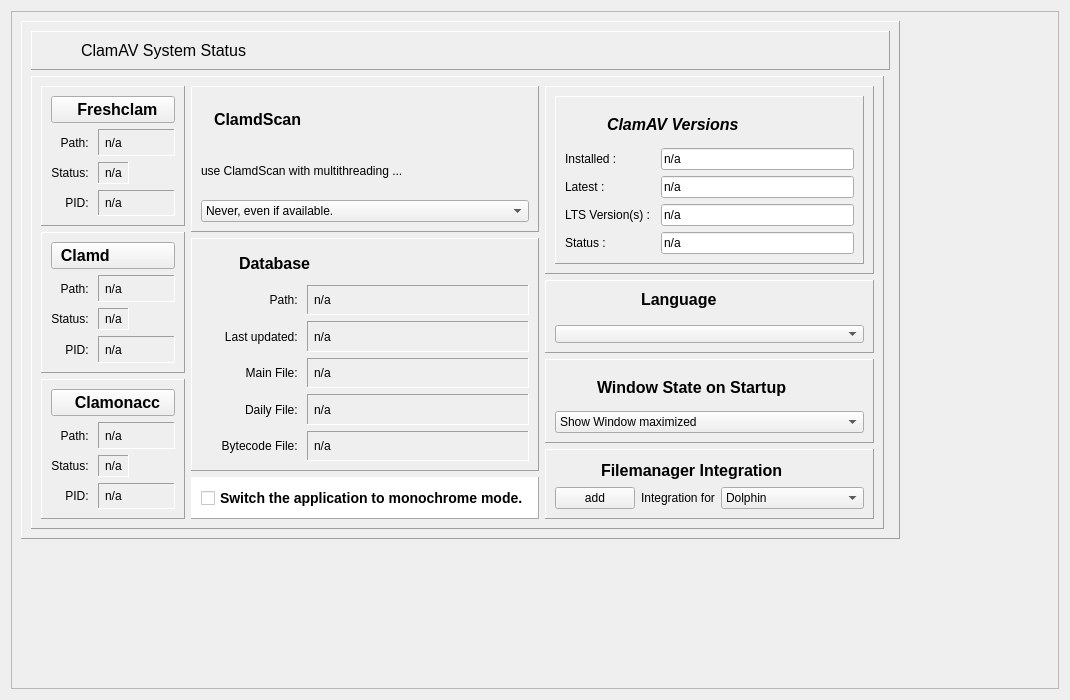
Qt form ui/setuptab.ui (lucasvinbr/clamav-gui) before a commit.
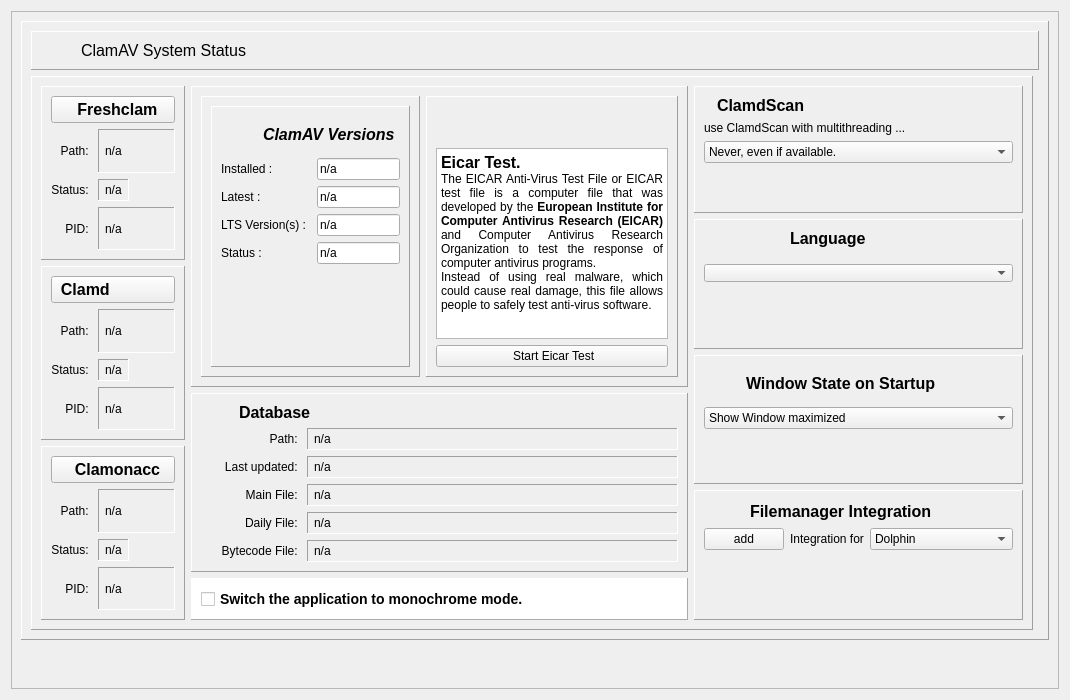
The same form after that commit. Icons and pictures are not drawn.

Diff of the .ui file:
```diff
--- a/ui/setuptab.ui
+++ b/ui/setuptab.ui
@@ -700,7 +700,7 @@
              </layout>
             </item>
             <item>
-             <layout class="QVBoxLayout" name="verticalLayout_5" stretch="5,8,1">
+             <layout class="QVBoxLayout" name="verticalLayout_5" stretch="0,0,0">
               <item>
                <widget class="QFrame" name="frame">
                 <property name="minimumSize">
@@ -715,92 +715,334 @@
                 <property name="frameShadow">
                  <enum>QFrame::Shadow::Raised</enum>
                 </property>
-                <layout class="QVBoxLayout" name="verticalLayout_3">
+                <layout class="QHBoxLayout" name="horizontalLayout_11">
                  <item>
-                  <layout class="QHBoxLayout" name="horizontalLayout">
-                   <item>
-                    <widget class="QLabel" name="label">
-                     <property name="sizePolicy">
-                      <sizepolicy hsizetype="Maximum" vsizetype="Minimum">
-                       <horstretch>0</horstretch>
-                       <verstretch>0</verstretch>
-                      </sizepolicy>
-                     </property>
-                     <property name="minimumSize">
-                      <size>
-                       <width>0</width>
-                       <height>0</height>
-                      </size>
-                     </property>
-                     <property name="styleSheet">
-                      <string notr="true">width:16px;height:16px</string>
-                     </property>
-                     <property name="text">
-                      <string/>
-                     </property>
-                     <property name="pixmap">
-                      <pixmap resource="../resources.qrc">:/icons/icons/multithread.png</pixmap>
-                     </property>
-                     <property name="scaledContents">
-                      <bool>false</bool>
-                     </property>
-                    </widget>
-                   </item>
-                   <item>
-                    <widget class="QLabel" name="label_2">
-                     <property name="sizePolicy">
-                      <sizepolicy hsizetype="Preferred" vsizetype="Preferred">
-                       <horstretch>0</horstretch>
-                       <verstretch>0</verstretch>
-                      </sizepolicy>
-                     </property>
-                     <property name="styleSheet">
-                      <string notr="true">font-size:16px;font-weight:bold;</string>
-                     </property>
-                     <property name="text">
-                      <string>ClamdScan</string>
-                     </property>
-                     <property name="scaledContents">
-                      <bool>false</bool>
-                     </property>
-                    </widget>
-                   </item>
-                  </layout>
-                 </item>
-                 <item>
-                  <widget class="QLabel" name="label_3">
-                   <property name="text">
-                    <string>use ClamdScan with multithreading ...</string>
+                  <widget class="QFrame" name="languageFrame">
+                   <property name="styleSheet">
+                    <string notr="true"/>
                    </property>
+                   <property name="frameShape">
+                    <enum>QFrame::Shape::Panel</enum>
+                   </property>
+                   <property name="frameShadow">
+                    <enum>QFrame::Shadow::Raised</enum>
+                   </property>
+                   <layout class="QGridLayout" name="gridLayout_3">
+                    <item row="0" column="1">
+                     <widget class="QFrame" name="clamavVersionFrame">
+                      <property name="frameShape">
+                       <enum>QFrame::Shape::Panel</enum>
+                      </property>
+                      <property name="frameShadow">
+                       <enum>QFrame::Shadow::Raised</enum>
+                      </property>
+                      <layout class="QVBoxLayout" name="verticalLayout_4">
+                       <item>
+                        <layout class="QHBoxLayout" name="horizontalLayout_2">
+                         <item>
+                          <widget class="QLabel" name="clamavVersionHeader">
+                           <property name="minimumSize">
+                            <size>
+                             <width>36</width>
+                             <height>36</height>
+                            </size>
+                           </property>
+                           <property name="maximumSize">
+                            <size>
+                             <width>36</width>
+                             <height>36</height>
+                            </size>
+                           </property>
+                           <property name="font">
+                            <font>
+                             <pointsize>12</pointsize>
+                             <italic>true</italic>
+                             <underline>false</underline>
+                            </font>
+                           </property>
+                           <property name="text">
+                            <string/>
+                           </property>
+                           <property name="pixmap">
+                            <pixmap resource="../resources.qrc">:/icons/icons/biohazard.png</pixmap>
+                           </property>
+                           <property name="scaledContents">
+                            <bool>true</bool>
+                           </property>
+                          </widget>
+                         </item>
+                         <item>
+                          <widget class="QLabel" name="label_4">
+                           <property name="font">
+                            <font>
+                             <pointsize>-1</pointsize>
+                             <italic>true</italic>
+                             <bold>true</bold>
+                            </font>
+                           </property>
+                           <property name="styleSheet">
+                            <string notr="true">font-size:16px;font-weight:bold</string>
+                           </property>
+                           <property name="text">
+                            <string>ClamAV Versions</string>
+                           </property>
+                          </widget>
+                         </item>
+                        </layout>
+                       </item>
+                       <item>
+                        <layout class="QHBoxLayout" name="horizontalLayout_3">
+                         <item>
+                          <widget class="QLabel" name="clamavInstalledLabel">
+                           <property name="minimumSize">
+                            <size>
+                             <width>90</width>
+                             <height>0</height>
+                            </size>
+                           </property>
+                           <property name="styleSheet">
+                            <string notr="true"/>
+                           </property>
+                           <property name="text">
+                            <string>Installed :</string>
+                           </property>
+                          </widget>
+                         </item>
+                         <item>
+                          <widget class="QLineEdit" name="clamavInstalled">
+                           <property name="text">
+                            <string>n/a</string>
+                           </property>
+                           <property name="readOnly">
+                            <bool>true</bool>
+                           </property>
+                          </widget>
+                         </item>
+                        </layout>
+                       </item>
+                       <item>
+                        <layout class="QHBoxLayout" name="horizontalLayout_4">
+                         <item>
+                          <widget class="QLabel" name="clamavLatestLabel">
+                           <property name="minimumSize">
+                            <size>
+                             <width>90</width>
+                             <height>0</height>
+                            </size>
+                           </property>
+                           <property name="text">
+                            <string>Latest :</string>
+                           </property>
+                          </widget>
+                         </item>
+                         <item>
+                          <widget class="QLineEdit" name="clamavLatest">
+                           <property name="text">
+                            <string>n/a</string>
+                           </property>
+                           <property name="readOnly">
+                            <bool>true</bool>
+                           </property>
+                          </widget>
+                         </item>
+                        </layout>
+                       </item>
+                       <item>
+                        <layout class="QHBoxLayout" name="horizontalLayout_6">
+                         <item>
+                          <widget class="QLabel" name="clamavLTS1Label">
+                           <property name="minimumSize">
+                            <size>
+                             <width>90</width>
+                             <height>0</height>
+                            </size>
+                           </property>
+                           <property name="text">
+                            <string>LTS Version(s) :</string>
+                           </property>
+                          </widget>
+                         </item>
+                         <item>
+                          <widget class="QLineEdit" name="clamavLTS1">
+                           <property name="text">
+                            <string>n/a</string>
+                           </property>
+                           <property name="readOnly">
+                            <bool>true</bool>
+                           </property>
+                          </widget>
+                         </item>
+                        </layout>
+                       </item>
+                       <item>
+                        <layout class="QHBoxLayout" name="horizontalLayout_7">
+                         <item>
+                          <widget class="QLabel" name="clamavStatusLabel">
+                           <property name="minimumSize">
+                            <size>
+                             <width>90</width>
+                             <height>0</height>
+                            </size>
+                           </property>
+                           <property name="text">
+                            <string>Status :</string>
+                           </property>
+                          </widget>
+                         </item>
+                         <item>
+                          <widget class="QLineEdit" name="clamavStatus">
+                           <property name="text">
+                            <string>n/a</string>
+                           </property>
+                           <property name="readOnly">
+                            <bool>true</bool>
+                           </property>
+                          </widget>
+                         </item>
+                        </layout>
+                       </item>
+                       <item>
+                        <spacer name="verticalSpacer_3">
+                         <property name="orientation">
+                          <enum>Qt::Orientation::Vertical</enum>
+                         </property>
+                         <property name="sizeHint" stdset="0">
+                          <size>
+                           <width>20</width>
+                           <height>40</height>
+                          </size>
+                         </property>
+                        </spacer>
+                       </item>
+                      </layout>
+                     </widget>
+                    </item>
+                   </layout>
                   </widget>
                  </item>
                  <item>
-                  <widget class="QComboBox" name="clamdscanComboBox">
-                   <item>
-                    <property name="text">
-                     <string>Never, even if available.</string>
-                    </property>
-                   </item>
-                   <item>
-                    <property name="text">
-                     <string>Always, if available.</string>
-                    </property>
-                   </item>
-                   <item>
-                    <property name="text">
-                     <string>For scheduled scan, if available.</string>
-                    </property>
-                   </item>
-                   <item>
-                    <property name="text">
-                     <string>For direct scan, if available.</string>
-                    </property>
-                   </item>
-                   <item>
-                    <property name="text">
-                     <string>Ask for permission, if available.</string>
-                    </property>
-                   </item>
+                  <widget class="QFrame" name="eicarFrame">
+                   <property name="frameShape">
+                    <enum>QFrame::Shape::Panel</enum>
+                   </property>
+                   <property name="frameShadow">
+                    <enum>QFrame::Shadow::Raised</enum>
+                   </property>
+                   <layout class="QVBoxLayout" name="verticalLayout_3">
+                    <item>
+                     <layout class="QHBoxLayout" name="eicarHorizontalLayout">
+                      <item>
+                       <widget class="QPushButton" name="eicarLogoButton">
+                        <property name="styleSheet">
+                         <string notr="true">text-align:left</string>
+                        </property>
+                        <property name="text">
+                         <string/>
+                        </property>
+                        <property name="icon">
+                         <iconset resource="../resources.qrc">
+                          <normaloff>:/icons/icons/eicar.png</normaloff>:/icons/icons/eicar.png</iconset>
+                        </property>
+                        <property name="iconSize">
+                         <size>
+                          <width>100</width>
+                          <height>42</height>
+                         </size>
+                        </property>
+                        <property name="flat">
+                         <bool>true</bool>
+                        </property>
+                       </widget>
+                      </item>
+                      <item>
+                       <spacer name="eicarHorizontalSpacer">
+                        <property name="orientation">
+                         <enum>Qt::Orientation::Horizontal</enum>
+                        </property>
+                        <property name="sizeHint" stdset="0">
+                         <size>
+                          <width>40</width>
+                          <height>20</height>
+                         </size>
+                        </property>
+                       </spacer>
+                      </item>
+                      <item>
+                       <widget class="QPushButton" name="eicarTestResultButton">
+                        <property name="minimumSize">
+                         <size>
+                          <width>36</width>
+                          <height>36</height>
+                         </size>
+                        </property>
+                        <property name="maximumSize">
+                         <size>
+                          <width>36</width>
+                          <height>36</height>
+                         </size>
+                        </property>
+                        <property name="text">
+                         <string/>
+                        </property>
+                        <property name="iconSize">
+                         <size>
+                          <width>36</width>
+                          <height>36</height>
+                         </size>
+                        </property>
+                        <property name="flat">
+                         <bool>true</bool>
+                        </property>
+                       </widget>
+                      </item>
+                     </layout>
+                    </item>
+                    <item>
+                     <widget class="QTextEdit" name="eicarTextEdit">
+                      <property name="layoutDirection">
+                       <enum>Qt::LayoutDirection::RightToLeft</enum>
+                      </property>
+                      <property name="undoRedoEnabled">
+                       <bool>false</bool>
+                      </property>
+                      <property name="readOnly">
+                       <bool>true</bool>
+                      </property>
+                      <property name="html">
+                       <string>&lt;!DOCTYPE HTML PUBLIC &quot;-//W3C//DTD HTML 4.0//EN&quot; &quot;http://www.w3.org/TR/REC-html40/strict.dtd&quot;&gt;
+&lt;html&gt;&lt;head&gt;&lt;meta name=&quot;qrichtext&quot; content=&quot;1&quot; /&gt;&lt;meta charset=&quot;utf-8&quot; /&gt;&lt;style type=&quot;text/css&quot;&gt;
+p, li { white-space: pre-wrap; }
+hr { height: 1px; border-width: 0; }
+li.unchecked::marker { content: &quot;\2610&quot;; }
+li.checked::marker { content: &quot;\2612&quot;; }
+&lt;/style&gt;&lt;/head&gt;&lt;body style=&quot; font-family:'Sans Serif'; font-size:9pt; font-weight:400; font-style:normal;&quot;&gt;
+&lt;p style=&quot; margin-top:0px; margin-bottom:0px; margin-left:0px; margin-right:0px; -qt-block-indent:0; text-indent:0px;&quot;&gt;&lt;span style=&quot; font-size:12pt; font-weight:700; color:#000000;&quot;&gt;Eicar Test.&lt;/span&gt;&lt;/p&gt;
+&lt;p align=&quot;justify&quot; style=&quot; margin-top:0px; margin-bottom:0px; margin-left:0px; margin-right:0px; -qt-block-indent:0; text-indent:0px;&quot;&gt;The EICAR Anti-Virus Test File or EICAR test file is a computer file that was developed by the &lt;span style=&quot; font-weight:700;&quot;&gt;European Institute for Computer Antivirus Research (EICAR)&lt;/span&gt; and Computer Antivirus Research Organization to test the response of computer antivirus programs.&lt;/p&gt;
+&lt;p align=&quot;justify&quot; style=&quot; margin-top:0px; margin-bottom:0px; margin-left:0px; margin-right:0px; -qt-block-indent:0; text-indent:0px;&quot;&gt;Instead of using real malware, which could cause real damage, this file allows people to safely test anti-virus software.&lt;/p&gt;&lt;/body&gt;&lt;/html&gt;</string>
+                      </property>
+                     </widget>
+                    </item>
+                    <item>
+                     <widget class="QPushButton" name="startEicarTestButton">
+                      <property name="styleSheet">
+                       <string notr="true"/>
+                      </property>
+                      <property name="text">
+                       <string> Start Eicar Test</string>
+                      </property>
+                      <property name="icon">
+                       <iconset resource="../resources.qrc">
+                        <normaloff>:/icons/icons/start.png</normaloff>:/icons/icons/start.png</iconset>
+                      </property>
+                      <property name="iconSize">
+                       <size>
+                        <width>24</width>
+                        <height>24</height>
+                       </size>
+                      </property>
+                     </widget>
+                    </item>
+                   </layout>
                   </widget>
                  </item>
                 </layout>
@@ -1174,194 +1416,119 @@
              </layout>
             </item>
             <item>
-             <layout class="QVBoxLayout" name="verticalLayout_2" stretch="40,20,20,20">
+             <layout class="QVBoxLayout" name="verticalLayout_2" stretch="0,20,20,20">
               <item>
-               <widget class="QFrame" name="languageFrame">
-                <property name="styleSheet">
-                 <string notr="true"/>
-                </property>
+               <widget class="QFrame" name="frame_4">
                 <property name="frameShape">
                  <enum>QFrame::Shape::Panel</enum>
                 </property>
                 <property name="frameShadow">
                  <enum>QFrame::Shadow::Raised</enum>
                 </property>
-                <layout class="QGridLayout" name="gridLayout_3">
-                 <item row="0" column="1">
-                  <widget class="QFrame" name="clamavVersionFrame">
-                   <property name="frameShape">
-                    <enum>QFrame::Shape::Panel</enum>
-                   </property>
-                   <property name="frameShadow">
-                    <enum>QFrame::Shadow::Raised</enum>
-                   </property>
-                   <layout class="QVBoxLayout" name="verticalLayout_4">
-                    <item>
-                     <layout class="QHBoxLayout" name="horizontalLayout_2">
-                      <item>
-                       <widget class="QLabel" name="clamavVersionHeader">
-                        <property name="minimumSize">
-                         <size>
-                          <width>36</width>
-                          <height>36</height>
-                         </size>
-                        </property>
-                        <property name="maximumSize">
-                         <size>
-                          <width>36</width>
-                          <height>36</height>
-                         </size>
-                        </property>
-                        <property name="font">
-                         <font>
-                          <pointsize>12</pointsize>
-                          <italic>true</italic>
-                          <underline>false</underline>
-                         </font>
-                        </property>
-                        <property name="text">
-                         <string/>
-                        </property>
-                        <property name="pixmap">
-                         <pixmap resource="../resources.qrc">:/icons/icons/biohazard.png</pixmap>
-                        </property>
-                        <property name="scaledContents">
-                         <bool>true</bool>
-                        </property>
-                       </widget>
-                      </item>
-                      <item>
-                       <widget class="QLabel" name="label_4">
-                        <property name="font">
-                         <font>
-                          <pointsize>-1</pointsize>
-                          <italic>true</italic>
-                          <bold>true</bold>
-                         </font>
-                        </property>
-                        <property name="styleSheet">
-                         <string notr="true">font-size:16px;font-weight:bold</string>
-                        </property>
-                        <property name="text">
-                         <string>ClamAV Versions</string>
-                        </property>
-                       </widget>
-                      </item>
-                     </layout>
-                    </item>
-                    <item>
-                     <layout class="QHBoxLayout" name="horizontalLayout_3">
-                      <item>
-                       <widget class="QLabel" name="clamavInstalledLabel">
-                        <property name="minimumSize">
-                         <size>
-                          <width>90</width>
-                          <height>0</height>
-                         </size>
-                        </property>
-                        <property name="styleSheet">
-                         <string notr="true"/>
-                        </property>
-                        <property name="text">
-                         <string>Installed :</string>
-                        </property>
-                       </widget>
-                      </item>
-                      <item>
-                       <widget class="QLineEdit" name="clamavInstalled">
-                        <property name="text">
-                         <string>n/a</string>
-                        </property>
-                        <property name="readOnly">
-                         <bool>true</bool>
-                        </property>
-                       </widget>
-                      </item>
-                     </layout>
-                    </item>
-                    <item>
-                     <layout class="QHBoxLayout" name="horizontalLayout_4">
-                      <item>
-                       <widget class="QLabel" name="clamavLatestLabel">
-                        <property name="minimumSize">
-                         <size>
-                          <width>90</width>
-                          <height>0</height>
-                         </size>
-                        </property>
-                        <property name="text">
-                         <string>Latest :</string>
-                        </property>
-                       </widget>
-                      </item>
-                      <item>
-                       <widget class="QLineEdit" name="clamavLatest">
-                        <property name="text">
-                         <string>n/a</string>
-                        </property>
-                        <property name="readOnly">
-                         <bool>true</bool>
-                        </property>
-                       </widget>
-                      </item>
-                     </layout>
-                    </item>
-                    <item>
-                     <layout class="QHBoxLayout" name="horizontalLayout_6">
-                      <item>
-                       <widget class="QLabel" name="clamavLTS1Label">
-                        <property name="minimumSize">
-                         <size>
-                          <width>90</width>
-                          <height>0</height>
-                         </size>
-                        </property>
-                        <property name="text">
-                         <string>LTS Version(s) :</string>
-                        </property>
-                       </widget>
-                      </item>
-                      <item>
-                       <widget class="QLineEdit" name="clamavLTS1">
-                        <property name="text">
-                         <string>n/a</string>
-                        </property>
-                        <property name="readOnly">
-                         <bool>true</bool>
-                        </property>
-                       </widget>
-                      </item>
-                     </layout>
-                    </item>
-                    <item>
-                     <layout class="QHBoxLayout" name="horizontalLayout_7">
-                      <item>
-                       <widget class="QLabel" name="clamavStatusLabel">
-                        <property name="minimumSize">
-                         <size>
-                          <width>90</width>
-                          <height>0</height>
-                         </size>
-                        </property>
-                        <property name="text">
-                         <string>Status :</string>
-                        </property>
-                       </widget>
-                      </item>
-                      <item>
-                       <widget class="QLineEdit" name="clamavStatus">
-                        <property name="text">
-                         <string>n/a</string>
-                        </property>
-                        <property name="readOnly">
-                         <bool>true</bool>
-                        </property>
-                       </widget>
-                      </item>
-                     </layout>
-                    </item>
-                   </layout>
-                  </widget>
+                <layout class="QVBoxLayout" name="verticalLayout_9">
+                 <item>
+                  <layout class="QVBoxLayout" name="verticalLayout_7">
+                   <item>
+                    <layout class="QHBoxLayout" name="horizontalLayout">
+                     <item>
+                      <widget class="QLabel" name="label">
+                       <property name="sizePolicy">
+                        <sizepolicy hsizetype="Maximum" vsizetype="Minimum">
+                         <horstretch>0</horstretch>
+                         <verstretch>0</verstretch>
+                        </sizepolicy>
+                       </property>
+                       <property name="minimumSize">
+                        <size>
+                         <width>0</width>
+                         <height>0</height>
+                        </size>
+                       </property>
+                       <property name="styleSheet">
+                        <string notr="true">width:16px;height:16px</string>
+                       </property>
+                       <property name="text">
+                        <string/>
+                       </property>
+                       <property name="pixmap">
+                        <pixmap resource="../resources.qrc">:/icons/icons/multithread.png</pixmap>
+                       </property>
+                       <property name="scaledContents">
+                        <bool>false</bool>
+                       </property>
+                      </widget>
+                     </item>
+                     <item>
+                      <widget class="QLabel" name="label_2">
+                       <property name="sizePolicy">
+                        <sizepolicy hsizetype="Preferred" vsizetype="Preferred">
+                         <horstretch>0</horstretch>
+                         <verstretch>0</verstretch>
+                        </sizepolicy>
+                       </property>
+                       <property name="styleSheet">
+                        <string notr="true">font-size:16px;font-weight:bold;</string>
+                       </property>
+                       <property name="text">
+                        <string>ClamdScan</string>
+                       </property>
+                       <property name="scaledContents">
+                        <bool>false</bool>
+                       </property>
+                      </widget>
+                     </item>
+                    </layout>
+                   </item>
+                   <item>
+                    <widget class="QLabel" name="label_3">
+                     <property name="text">
+                      <string>use ClamdScan with multithreading ...</string>
+                     </property>
+                    </widget>
+                   </item>
+                   <item>
+                    <widget class="QComboBox" name="clamdscanComboBox">
+                     <item>
+                      <property name="text">
+                       <string>Never, even if available.</string>
+                      </property>
+                     </item>
+                     <item>
+                      <property name="text">
+                       <string>Always, if available.</string>
+                      </property>
+                     </item>
+                     <item>
+                      <property name="text">
+                       <string>For scheduled scan, if available.</string>
+                      </property>
+                     </item>
+                     <item>
+                      <property name="text">
+                       <string>For direct scan, if available.</string>
+                      </property>
+                     </item>
+                     <item>
+                      <property name="text">
+                       <string>Ask for permission, if available.</string>
+                      </property>
+                     </item>
+                    </widget>
+                   </item>
+                   <item>
+                    <spacer name="verticalSpacer_2">
+                     <property name="orientation">
+                      <enum>Qt::Orientation::Vertical</enum>
+                     </property>
+                     <property name="sizeHint" stdset="0">
+                      <size>
+                       <width>20</width>
+                       <height>40</height>
+                      </size>
+                     </property>
+                    </spacer>
+                   </item>
+                  </layout>
                  </item>
                 </layout>
                </widget>
@@ -1377,16 +1544,6 @@
                 <layout class="QGridLayout" name="gridLayout_8">
                  <item row="0" column="0">
                   <layout class="QGridLayout" name="gridLayout_2">
-                   <item row="0" column="1" colspan="2">
-                    <widget class="QLabel" name="languageLabel">
-                     <property name="styleSheet">
-                      <string notr="true">font-size:16px;font-weight:bold;padding-left:10px;</string>
-                     </property>
-                     <property name="text">
-                      <string>Language</string>
-                     </property>
-                    </widget>
-                   </item>
                    <item row="1" column="0" colspan="3">
                     <widget class="QComboBox" name="languageSelectComboBox">
                      <property name="toolTip">
@@ -1419,6 +1576,29 @@
                      </property>
                     </widget>
                    </item>
+                   <item row="0" column="1" colspan="2">
+                    <widget class="QLabel" name="languageLabel">
+                     <property name="styleSheet">
+                      <string notr="true">font-size:16px;font-weight:bold;padding-left:10px;</string>
+                     </property>
+                     <property name="text">
+                      <string>Language</string>
+                     </property>
+                    </widget>
+                   </item>
+                   <item row="2" column="0">
+                    <spacer name="verticalSpacer_4">
+                     <property name="orientation">
+                      <enum>Qt::Orientation::Vertical</enum>
+                     </property>
+                     <property name="sizeHint" stdset="0">
+                      <size>
+                       <width>20</width>
+                       <height>40</height>
+                      </size>
+                     </property>
+                    </spacer>
+                   </item>
                   </layout>
                  </item>
                 </layout>
@@ -1467,22 +1647,6 @@
                    </property>
                   </widget>
                  </item>
-                 <item row="1" column="1">
-                  <widget class="QLabel" name="windowStateLabel">
-                   <property name="sizePolicy">
-                    <sizepolicy hsizetype="Preferred" vsizetype="Preferred">
-                     <horstretch>0</horstretch>
-                     <verstretch>0</verstretch>
-                    </sizepolicy>
-                   </property>
-                   <property name="styleSheet">
-                    <string notr="true">font-size:16px;font-weight:bold;</string>
-                   </property>
-                   <property name="text">
-                    <string>Window State on Startup</string>
-                   </property>
-                  </widget>
-                 </item>
                  <item row="2" column="0" colspan="3">
                   <widget class="QComboBox" name="windowStateComboBox">
                    <item>
@@ -1497,6 +1661,35 @@
                    </item>
                   </widget>
                  </item>
+                 <item row="1" column="1">
+                  <widget class="QLabel" name="windowStateLabel">
+                   <property name="sizePolicy">
+                    <sizepolicy hsizetype="Preferred" vsizetype="Preferred">
+                     <horstretch>0</horstretch>
+                     <verstretch>0</verstretch>
+                    </sizepolicy>
+                   </property>
+                   <property name="styleSheet">
+                    <string notr="true">font-size:16px;font-weight:bold;</string>
+                   </property>
+                   <property name="text">
+                    <string>Window State on Startup</string>
+                   </property>
+                  </widget>
+                 </item>
+                 <item row="3" column="0">
+                  <spacer name="verticalSpacer_5">
+                   <property name="orientation">
+                    <enum>Qt::Orientation::Vertical</enum>
+                   </property>
+                   <property name="sizeHint" stdset="0">
+                    <size>
+                     <width>20</width>
+                     <height>40</height>
+                    </size>
+                   </property>
+                  </spacer>
+                 </item>
                 </layout>
                </widget>
               </item>
@@ -1559,6 +1752,13 @@
                    </item>
                   </layout>
                  </item>
+                 <item row="1" column="1">
+                  <widget class="QLabel" name="filemanagerIntegrationLabel">
+                   <property name="text">
+                    <string>Integration for</string>
+                   </property>
+                  </widget>
+                 </item>
                  <item row="1" column="0">
                   <widget class="QPushButton" name="addIntegrationPushButton">
                    <property name="text">
@@ -1570,13 +1770,6 @@
                    </property>
                   </widget>
                  </item>
-                 <item row="1" column="1">
-                  <widget class="QLabel" name="filemanagerIntegrationLabel">
-                   <property name="text">
-                    <string>Integration for</string>
-                   </property>
-                  </widget>
-                 </item>
                  <item row="1" column="2">
                   <widget class="QComboBox" name="filemanagerComboBox">
                    <item>
@@ -1596,6 +1789,19 @@
                    </item>
                   </widget>
                  </item>
+                 <item row="2" column="0">
+                  <spacer name="verticalSpacer_6">
+                   <property name="orientation">
+                    <enum>Qt::Orientation::Vertical</enum>
+                   </property>
+                   <property name="sizeHint" stdset="0">
+                    <size>
+                     <width>20</width>
+                     <height>40</height>
+                    </size>
+                   </property>
+                  </spacer>
+                 </item>
                 </layout>
                </widget>
               </item>
```
Left out of the diff: 45 changed lines with no effect on the pictures.
